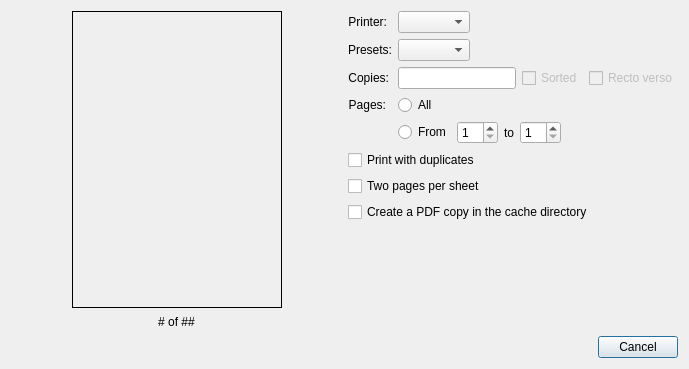
FreeHealth/freehealth, file plugins/printerplugin/printdialog.ui: the form before one commit.
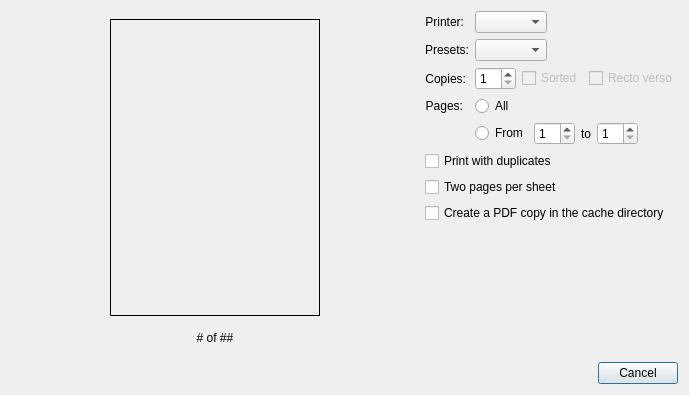
The form after the commit.

The edit to the form file:
```diff
--- a/plugins/printerplugin/printdialog.ui
+++ b/plugins/printerplugin/printdialog.ui
@@ -10,7 +10,7 @@
     <x>0</x>
     <y>0</y>
     <width>689</width>
-    <height>359</height>
+    <height>395</height>
    </rect>
   </property>
   <property name="sizePolicy">
@@ -280,7 +280,11 @@
        <item row="2" column="1">
         <layout class="QHBoxLayout" name="horizontalLayout_4">
          <item>
-          <widget class="QLineEdit" name="copies"/>
+          <widget class="QSpinBox" name="copies">
+           <property name="minimum">
+            <number>1</number>
+           </property>
+          </widget>
          </item>
          <item>
           <widget class="QCheckBox" name="sorted">
```
